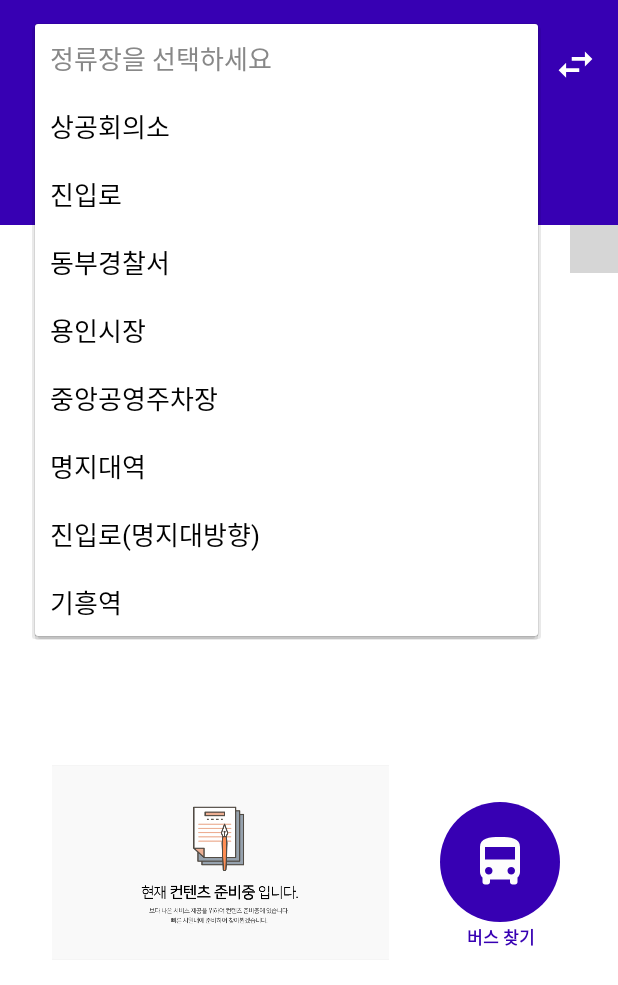
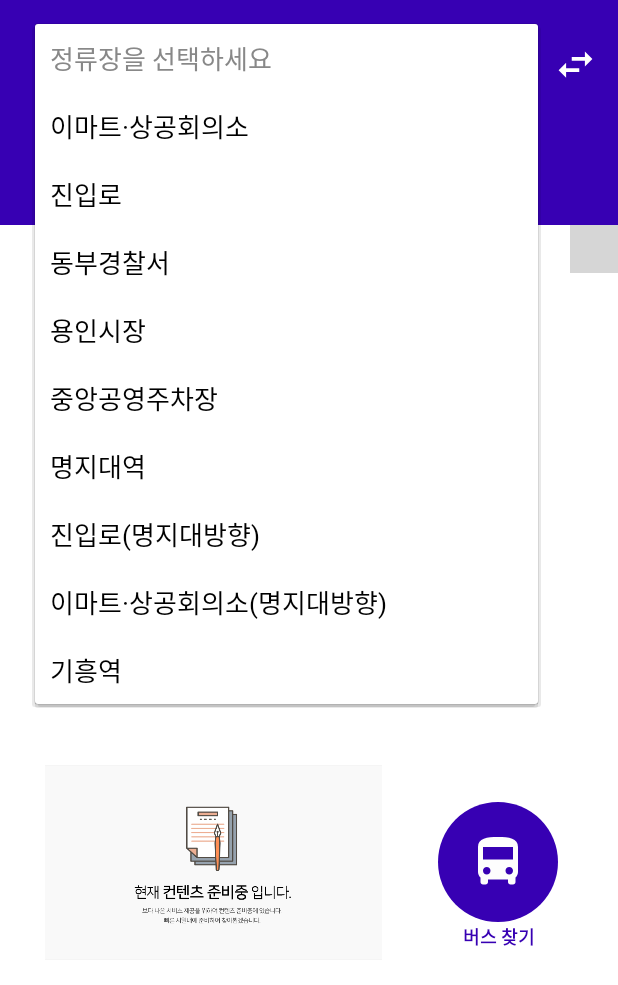
Before and after one commit to JISEUNGON/MBA, an Android app: the BusSearchActivity screen opened directly, with no data from a screen before it, after a tap on "정류장을 선택하세요", on a phone screen of 412 x 824 dp. Shown: the top 985 px of the screen. Run offline under Robolectric (Android 15) with nearby library versions, the light colour scheme and no system bars; libraries missing offline, so code that uses them is left out: com.naver.maps; plain views replace MapView; 2 statements that could not run were skipped; grey boxes are pictures that could not be loaded.

Commit message:
[Class] BusSearchActivity, [XML] activity_bussearch - 데이터 변경 (상공회의소, 이마트 -> 이마트·상공회의소,이마트·상공회의소(명지대방향) ) - 정류장 위치 textView 추가 - 정류장 선택 시 글자길이에 따른 textView 길이 조정 - 정류장 선택 시 textView에 해당 정류장 위치 출력

```diff
--- a/app/src/main/java/com/mba/busapp/BusSearchActivity.java
+++ b/app/src/main/java/com/mba/busapp/BusSearchActivity.java
@@ -1,8 +1,11 @@
 package com.mba.busapp;
 
+import android.content.Context;
 import android.content.Intent;
 import android.graphics.Color;
 import android.os.Bundle;
+import android.util.DisplayMetrics;
+import android.util.TypedValue;
 import android.view.View;
 import android.view.ViewGroup;
 import android.widget.AdapterView;
@@ -39,11 +42,16 @@ public class BusSearchActivity  extends AppCompatActivity implements OnMapReadyC
     private Spinner spinner;
     private TextView schoolStation;
     private TextView selectedStation;
+    private TextView selectedStationLocation;
     private ImageView selectedStationImg;
     private int[] imageID;
 
-    private String[] items = {"정류장을 선택하세요", "상공회의소", "진입로", "동부경찰서", "용인시장", "중앙공영주차장", "명지대역", "진입로(명지대방향)", "기흥역"};
+    private String[] items = {"정류장을 선택하세요", "이마트·상공회의소", "진입로", "동부경찰서", "용인시장", "중앙공영주차장", "명지대역", "진입로(명지대방향)","이마트·상공회의소(명지대방향)", "기흥역"};
+    private String[] location = {"이마트·상공희의소 버스 정류장", "역북동행정복지센터 버스 정류장" ,"금호 부동산중개 앞", "행텐 주니어 용인점 앞", "안경창고 싸군 용인점 앞", "명지대사거리 버스 정류장", "역북동행정복지센터 버스 정류장", "이마트·상공희의소 버스 정류장", "기흥역 5번 출구 앞" };
+    private int [] textViewLength = {170, 70, 100, 85, 140, 85, 180, 140, 70};
+
     List<String> list = new ArrayList<>(Arrays.asList(items));
+
 
     //intent로 넘길 값
     private String currentTime;
@@ -56,9 +64,12 @@ public class BusSearchActivity  extends AppCompatActivity implements OnMapReadyC
         setContentView(R.layout.activity_bussearch);
         switch_counter = 0; //switch 카운터 0으로 초기화
 
+
+
         //ID로 컴포넌트 연결
         spinner = (Spinner) findViewById(R.id.spinner);
         selectedStation = (TextView) findViewById(R.id.tvStations);
+        selectedStationLocation = (TextView) findViewById(R.id.tvStationLocation);
         selectedStationImg = (ImageView) findViewById(R.id.ivStations);
         schoolStation = (TextView) findViewById(R.id.tvSchool);
         //이미지별 ID 저장
@@ -157,11 +168,30 @@ public class BusSearchActivity  extends AppCompatActivity implements OnMapReadyC
         //Toast.makeText(this.getApplicationContext(), items[i], Toast.LENGTH_SHORT).show();
         if(i==0){
             selectedStation.setText("");
-            selectedStationImg.setImageResource(imageID[8]);
+            selectedStationLocation.setText("");
+            selectedStationImg.setImageResource(imageID[9]);
+
         }
         else{
-            selectedStation.setText(items[i]);
+            //정류장 이름 text 길이 세팅
+            ConstraintLayout.LayoutParams params = (ConstraintLayout.LayoutParams)selectedStation.getLayoutParams();
+            params.width = dpToPx(this, textViewLength[i-1]);
+            selectedStation.setLayoutParams(params);
+
+            //정류장 설명 text 세팅
+            selectedStationLocation.setText(location[i-1]);
+
+            //정류장 image 세팅
             selectedStationImg.setImageResource(imageID[i-1]);
+
+            //정류장 이름 text 세팅
+            if(items[i]=="이마트·상공회의소(명지대방향)"){
+                //정류장 이름 text 세팅
+                selectedStation.setText("이마트·상공회의소\n(명지대방향)");
+            }
+            else{
+                selectedStation.setText(items[i]);
+            }
         }
 
     }
@@ -189,7 +219,7 @@ public class BusSearchActivity  extends AppCompatActivity implements OnMapReadyC
 
     //이미지 ID 저장하기
     public int[] setImageID(){
-        int [] imageID = new int[9];
+        int [] imageID = new int[10];
         imageID[0] = R.drawable.mju_chamber;
         imageID[1] = R.drawable.mju_entry_to_station;
         imageID[2] = R.drawable.mju_police_office;
@@ -197,9 +227,16 @@ public class BusSearchActivity  extends AppCompatActivity implements OnMapReadyC
         imageID[4] = R.drawable.mju_parking_lot;
         imageID[5] = R.drawable.mju_station;
         imageID[6] = R.drawable.mju_entry_to_school;
-        imageID[7] = R.drawable.mju_kh_station;
-        imageID[8] = R.drawable.mju_ready;
+        imageID[7] = R.drawable.mju_emart;
+        imageID[8] = R.drawable.mju_kh_station_;
+        imageID[9] = R.drawable.mju_ready;
 
         return imageID;
     }
+
+    public int dpToPx(Context context, int dp) {
+        float density = context.getResources().getDisplayMetrics().density;
+        return Math.round((float)dp * density);
+    }
+
 }
--- a/app/src/main/res/layout/activity_bussearch.xml
+++ b/app/src/main/res/layout/activity_bussearch.xml
@@ -81,34 +81,48 @@
         android:layout_marginTop="300dp"
         android:background="@color/white"
         app:layout_constraintEnd_toEndOf="parent"
+        app:layout_constraintHorizontal_bias="0.0"
         app:layout_constraintStart_toStartOf="parent"
         app:layout_constraintTop_toBottomOf="@+id/bussearch_searchbar">
+
 
         <TextView
             android:id="@+id/tvStations"
             style="@style/Binggrae.content"
-            android:layout_width="335dp"
+            android:layout_width="70dp"
             android:layout_height="50dp"
-            android:layout_marginTop="9dp"
-            android:gravity="center|left"
-            android:text="상공회의소"
+            android:gravity="bottom|left"
+            android:text="정류장"
+            android:autoSizeTextType="uniform"
+            android:autoSizeMinTextSize="10sp"
+            android:autoSizeMaxTextSize="20sp"
             android:textColor="@color/black"
+            android:textSize="20sp"
             android:textStyle="bold"
-            android:textSize="20sp"
-            app:layout_constraintEnd_toEndOf="parent"
-            app:layout_constraintHorizontal_bias="0.400"
-            app:layout_constraintStart_toStartOf="parent"
-            app:layout_constraintTop_toTopOf="parent" />
+            app:layout_constraintBottom_toTopOf="@id/ivStations"
+            app:layout_constraintStart_toStartOf="@id/ivStations" />
 
+        <TextView
+            android:id="@+id/tvStationLocation"
+            style="@style/Binggrae.content"
+            android:layout_width="160dp"
+            android:layout_height="50dp"
+            android:gravity="bottom|left"
+            android:text="정류장 설명"
+            android:textColor="@color/gray"
+            android:textSize="11sp"
+            android:textStyle="bold"
+            app:layout_constraintBottom_toBottomOf="@id/tvStations"
+            app:layout_constraintStart_toEndOf="@id/tvStations" />
 
         <ImageView
             android:id="@+id/ivStations"
-            android:layout_width="230dp"
+            android:layout_width="250dp"
             android:layout_height="130dp"
             android:layout_marginTop="60dp"
             android:src="@drawable/mju_chamber"
             app:layout_constraintEnd_toEndOf="parent"
-            app:layout_constraintHorizontal_bias="0.17"
+            app:layout_constraintHorizontal_bias="0.11"
             app:layout_constraintStart_toStartOf="parent"
             app:layout_constraintTop_toTopOf="parent" />
 
@@ -135,7 +149,7 @@
             android:gravity="center"
             android:text="@string/search_bus"
             android:textColor="@color/purple_700"
-            android:textSize="11sp"
+            android:textSize="12sp"
             android:textStyle="bold"
 
             app:layout_constraintEnd_toEndOf="parent"
--- a/app/src/main/res/values/stations.xml
+++ b/app/src/main/res/values/stations.xml
@@ -30,18 +30,20 @@
         <item>중앙공영주차장</item>
         <item>명지대역</item>
         <item>진입로(명지대방향)</item>
+        <item>이마트</item>
         <item>제1공학관</item>
     </string-array>
 
     <string-array name="spinner">
         <item>정류장을 선택하세요</item>
-        <item>상공회의소</item>
+        <item>이마트·상공회의소</item>
         <item>진입로</item>
         <item>동부경찰서</item>
         <item>용인시장</item>
         <item>중앙공영주차장</item>
         <item>명지대역</item>
         <item>진입로(명지대방향)</item>
+        <item>이마트·상공회의소(명지대방향)</item>
         <item>기흥역</item>
     </string-array>
 </resources>
```
Also changed, not shown: 2 other files.
